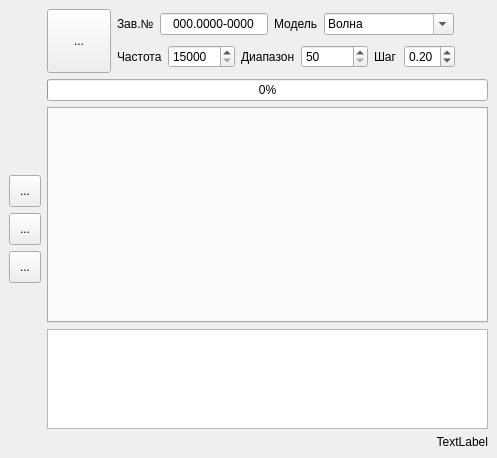
Qt form src/usonicapp/forms/mainwindow.ui (Kneshal/usonicApp) before a commit.
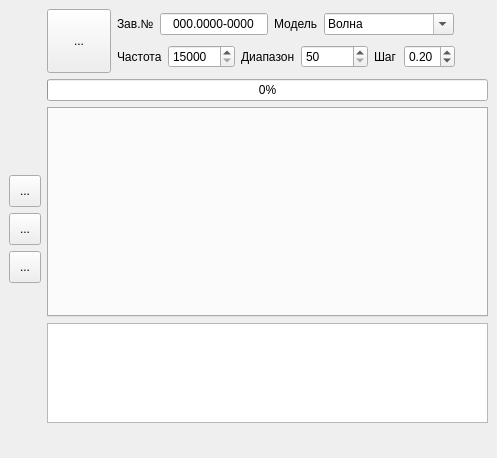
The same form after that commit. Icons and pictures are not drawn.

Commit message: Start work under multi database

```diff
--- a/src/usonicapp/forms/mainwindow.ui
+++ b/src/usonicapp/forms/mainwindow.ui
@@ -418,14 +418,65 @@
        </widget>
       </item>
       <item>
-       <widget class="QLabel" name="status_label">
-        <property name="text">
-         <string>TextLabel</string>
-        </property>
-        <property name="alignment">
-         <set>Qt::AlignRight|Qt::AlignTrailing|Qt::AlignVCenter</set>
-        </property>
-       </widget>
+       <layout class="QHBoxLayout" name="horizontalLayout_5">
+        <item>
+         <spacer name="horizontalSpacer_3">
+          <property name="orientation">
+           <enum>Qt::Horizontal</enum>
+          </property>
+          <property name="sizeHint" stdset="0">
+           <size>
+            <width>40</width>
+            <height>20</height>
+           </size>
+          </property>
+         </spacer>
+        </item>
+        <item>
+         <widget class="QLabel" name="comport_label">
+          <property name="maximumSize">
+           <size>
+            <width>20</width>
+            <height>20</height>
+           </size>
+          </property>
+          <property name="text">
+           <string/>
+          </property>
+          <property name="pixmap">
+           <pixmap>../icons/disconnect.png</pixmap>
+          </property>
+          <property name="scaledContents">
+           <bool>true</bool>
+          </property>
+          <property name="alignment">
+           <set>Qt::AlignCenter</set>
+          </property>
+         </widget>
+        </item>
+        <item>
+         <widget class="QLabel" name="database_label">
+          <property name="maximumSize">
+           <size>
+            <width>20</width>
+            <height>20</height>
+           </size>
+          </property>
+          <property name="text">
+           <string/>
+          </property>
+          <property name="pixmap">
+           <pixmap>../icons/offline.png</pixmap>
+          </property>
+          <property name="scaledContents">
+           <bool>true</bool>
+          </property>
+          <property name="alignment">
+           <set>Qt::AlignCenter</set>
+          </property>
+         </widget>
+        </item>
+       </layout>
       </item>
      </layout>
     </item>
```
The commit also changes 15 other files.
